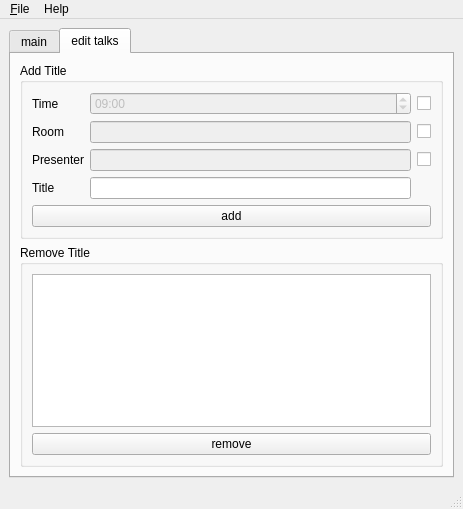
Old version of the form forms/freeseer_ui_qt.ui in the repository Freeseer/freeseer.
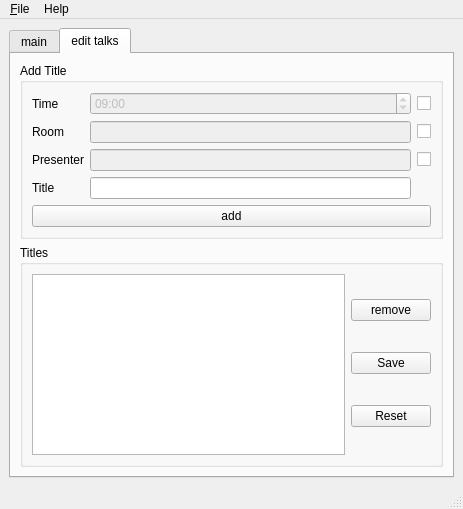
New version of the form. The open tabs and pages were chosen to show the change.

Commit message: finished code behind for new talk editing tab. Closes GH-28

Patch:
```diff
--- a/forms/freeseer_ui_qt.ui
+++ b/forms/freeseer_ui_qt.ui
@@ -308,9 +308,9 @@
         <item>
          <widget class="QGroupBox" name="groupBox_2">
           <property name="title">
-           <string>Remove Title</string>
+           <string>Titles</string>
           </property>
-          <layout class="QVBoxLayout" name="verticalLayout_4">
+          <layout class="QHBoxLayout" name="horizontalLayout_2">
            <item>
             <widget class="QListWidget" name="editTalkList">
              <property name="sortingEnabled">
@@ -319,12 +319,30 @@
             </widget>
            </item>
            <item>
+            <layout class="QVBoxLayout" name="verticalLayout_4">
+             <item>
             <widget class="QPushButton" name="removeTalkButton">
              <property name="text">
               <string>remove</string>
              </property>
             </widget>
            </item>
+             <item>
+              <widget class="QPushButton" name="saveButton">
+               <property name="text">
+                <string>Save</string>
+               </property>
+              </widget>
+             </item>
+             <item>
+              <widget class="QPushButton" name="resetButton">
+               <property name="text">
+                <string>Reset</string>
+               </property>
+              </widget>
+             </item>
+            </layout>
+           </item>
           </layout>
          </widget>
         </item>
```
Left out of the diff: 1 changed line with no effect on the pictures. Lines whose indentation alone changed are shown as unchanged. The commit also changes 3 other files.
